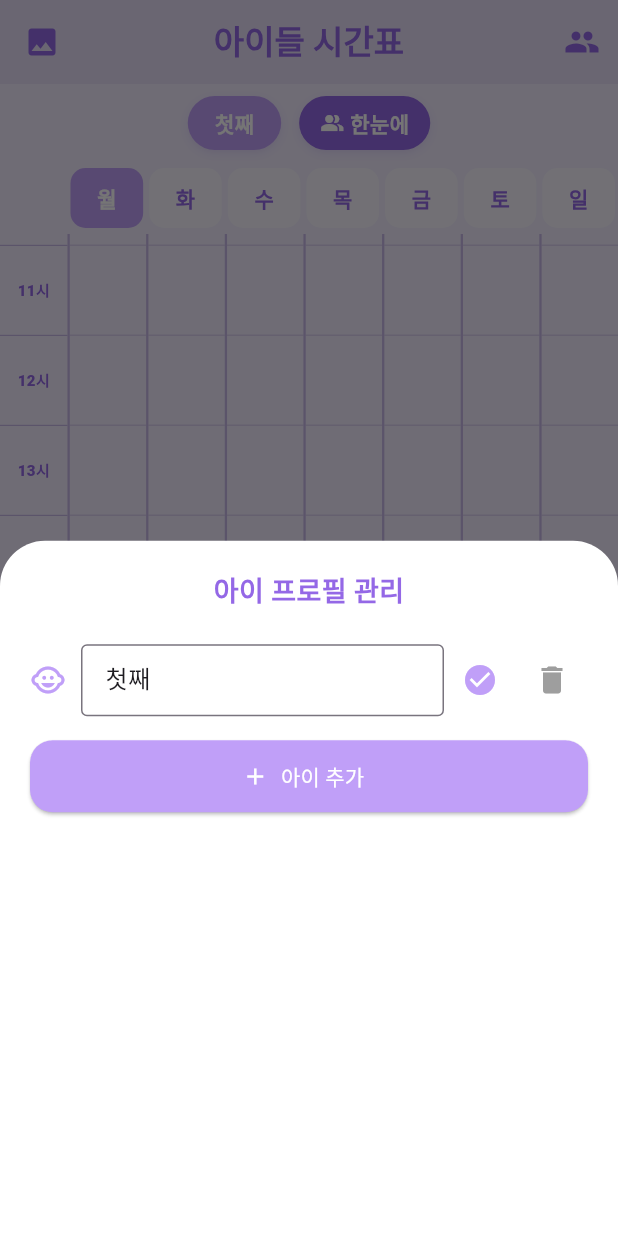
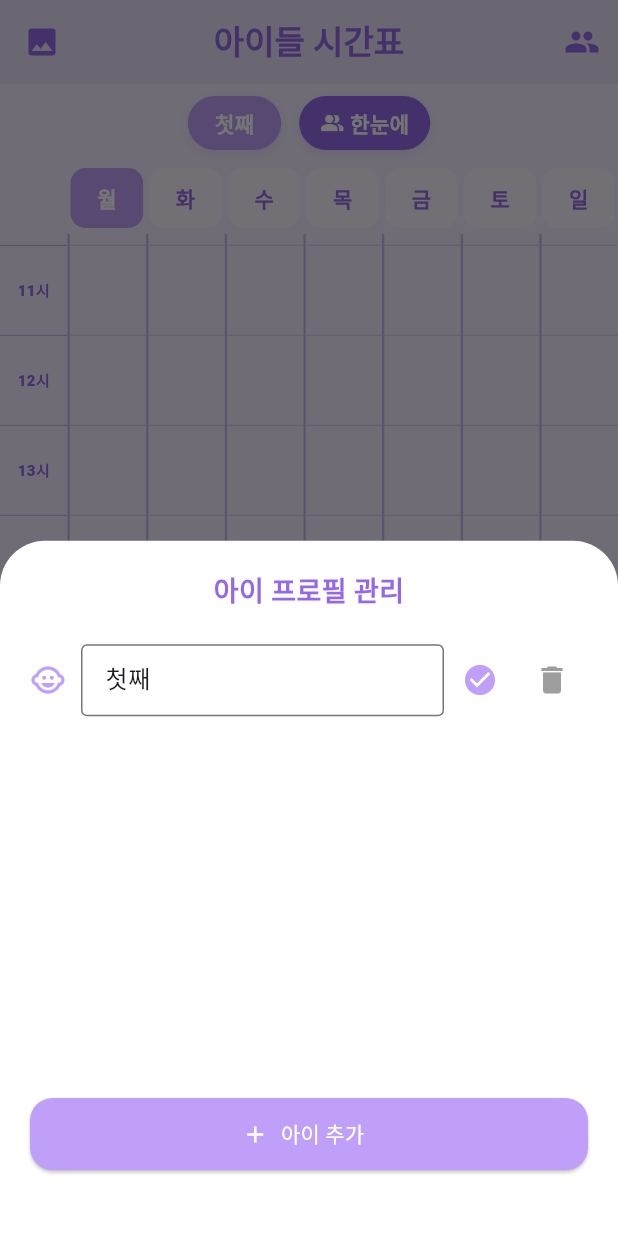
Before and after one commit to grey-shack-it/LaRa_Timetable, a Flutter app: the screen it shows after launch, scrolled down 232 dp, after a tap on "한눈에", after a tap on the "people" icon, on a phone screen of 412 x 824 dp. Run offline on Flutter 3.47's test engine with Material 3 defaults, Android fonts, the phone set to English and light mode, and no system bars; drawn by our look-alikes of screenshot; our stand-ins replace device_info_plus, flutter_local_notifications, flutter_native_splash, get, google_mobile_ads, hive and 2 more; missing offline and left inert: saver_gallery; accounts and stored records are empty; network calls fail.

Commit message:
캡처수정중
Co-authored-by: Copilot <copilot@github.com>

```diff
--- a/lib/modules/home/home_view.dart
+++ b/lib/modules/home/home_view.dart
@@ -134,6 +134,8 @@ class _HomeViewState extends State<HomeView> {
                           Expanded(
                             child: SingleChildScrollView(
                               child: Obx(() {
+                                final _ = controller.selectedChildId.value;
+                                final __ = controller.schedules.length;
                                 int start = controller.startHour.value;
                                 int end = controller.endHour.value;
                                 int totalHours = end - start + 1;
--- a/lib/modules/home/widgets/profile_manage_sheet.dart
+++ b/lib/modules/home/widgets/profile_manage_sheet.dart
@@ -28,10 +28,9 @@ class ProfileManageSheet {
               const SizedBox(height: 16),
 
               // 프로필 목록
-              ConstrainedBox(
-                constraints: const BoxConstraints(maxHeight: 200),
+              Expanded(
                 child: ListView(
-                  shrinkWrap: true,
+                  padding: const EdgeInsets.only(bottom: 8), // ✅ 목록 하단 여백
                   children: controller.profiles.map((profile) {
                     final nameController = TextEditingController(
                       text: profile.name,
@@ -98,7 +97,7 @@ class ProfileManageSheet {
                 ),
               ),
 
-              const SizedBox(height: 10),
+              const SizedBox(height: 20),
 
               // 아이 추가 버튼
               ElevatedButton.icon(
@@ -116,6 +115,7 @@ class ProfileManageSheet {
                   ),
                 ),
               ),
+              const SizedBox(height: 24), // ✅ 버튼 하단 여백
             ],
           ),
         ),
@@ -146,7 +146,12 @@ class ProfileManageSheet {
             onPressed: () {
               if (nameController.text.trim().isNotEmpty) {
                 controller.addProfile(nameController.text.trim());
-                Get.back();
+                // ✅ 새로 추가된 프로필로 자동 전환
+                controller.selectedChildId.value = controller.profiles.last.id;
+                controller.isOverlapView.value = false;
+                controller.refreshUI();
+                Get.back(); // 다이얼로그 닫기
+                Get.back(); // 바닥 시트도 닫기
               }
             },
             child: const Text(
--- a/lib/modules/home/widgets/schedule_dialog_helpers.dart
+++ b/lib/modules/home/widgets/schedule_dialog_helpers.dart
@@ -14,6 +14,8 @@ const Map<String, String> academyImages = {
   '독서': 'ic_read.png',
   '과학': 'ic_science.png',
   '학교': 'ic_school.png',
+  '수영': 'ic_swimming.png', // ✅ 추가
+  '축구': 'ic_soccer.png',
 };
 
 const List<Color> pastelColors = [
```
Also changed, not shown: lib/modules/home/home_controller.dart (+5 -3 lines), lib/modules/home/widgets/add_schedule_dialog.dart (+5 -4 lines), lib/modules/home/widgets/edit_schedule_dialog.dart (+6 -5 lines), lib/services/image_save_service.dart (+20 -3 lines).
